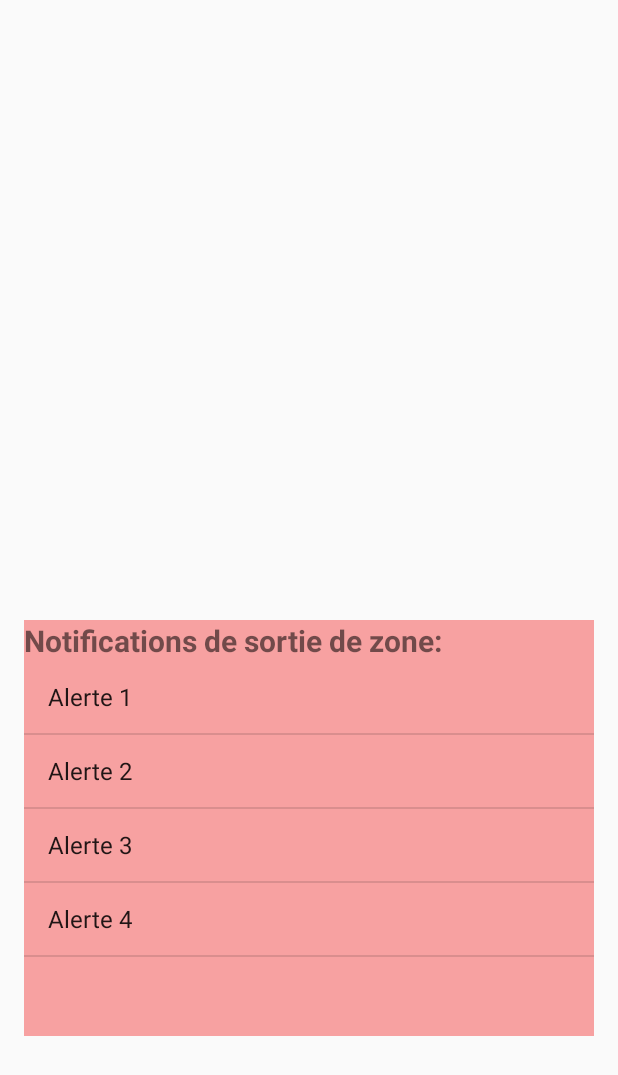
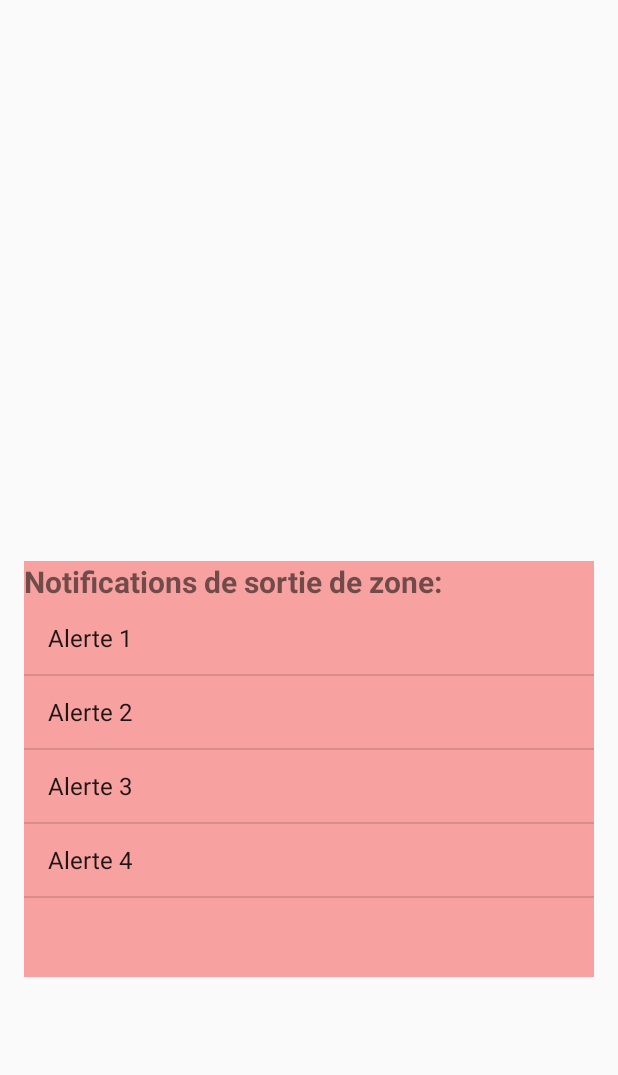
Before and after one commit to cforgeon/Android, an Android app: the MapActivity screen opened directly, with no data from a screen before it, on a phone screen of 412 x 824 dp, the part 161-1236 px from its top. Run offline under Robolectric (Android 15) with nearby library versions, the phone set to English and light mode, and no system bars; 5 statements that could not run were skipped.

```diff
--- a/app/src/main/java/com/example/user/localizone/Counter.java
+++ b/app/src/main/java/com/example/user/localizone/Counter.java
@@ -2,9 +2,6 @@ package com.example.user.localizone;
 
 import android.os.AsyncTask;
 import android.util.Log;
-import android.widget.Toast;
-
-import javax.xml.transform.Result;
 
 
 public class Counter extends AsyncTask<Void, Void, String> {
@@ -41,7 +38,7 @@ public class Counter extends AsyncTask<Void, Void, String> {
     @Override
     protected void onPostExecute(String address) {
         // Call back Data and Display the current address in the UI
-        Log.d("thread count : ", "on envoie l'alerte !! ! ");
+        StringBuilder area =HttpRequest.sendRequest(null, "createNotifications/HJBUIB688G8G8/1.8877/8.79988/processing");
     }
 
 
--- a/app/src/main/java/com/example/user/localizone/GetAdressTask.java
+++ b/app/src/main/java/com/example/user/localizone/GetAdressTask.java
@@ -59,9 +59,9 @@ public class GetAdressTask extends AsyncTask<String, Void, String> {
      * When the task finishes, onPostExecute() call back data to Activity UI and displays the address.
      * @param address
      */
-    @Override
+    /*@Override
     protected void onPostExecute(String address) {
         // Call back Data and Display the current address in the UI
         activity.callBackDataFromAsyncTask(address);
-    }
+    }*/
 }
--- a/app/src/main/java/com/example/user/localizone/HttpRequest.java
+++ b/app/src/main/java/com/example/user/localizone/HttpRequest.java
@@ -18,7 +18,7 @@ import java.net.URL;
  */
 public class HttpRequest {
 
-    private static String IP_PC="172.16.231.205";
+    private static String IP_PC="172.16.235.86";
 
     public static StringBuilder sendRequest(Context context,String urlLast){
 
@@ -41,7 +41,7 @@ public class HttpRequest {
         try {
             urlConnection = (HttpURLConnection) url.openConnection();
         } catch (IOException e) {
-            Toast.makeText(context, "HttpURLConnection", duration).show();
+           // Toast.makeText(context, "HttpURLConnection", duration).show();
             e.printStackTrace();
         }
         try {
@@ -51,9 +51,9 @@ public class HttpRequest {
             while ((line = r.readLine()) != null) {
                 total.append(line);
             }
-            Toast.makeText(context, total, duration).show();
+            //Toast.makeText(context, total, duration).show();
         } catch (IOException e) {
-            Toast.makeText(context, "server not found", duration).show();
+           // Toast.makeText(context, "server not found", duration).show();
             e.printStackTrace();
         }
 
--- a/app/src/main/java/com/example/user/localizone/MapActivity.java
+++ b/app/src/main/java/com/example/user/localizone/MapActivity.java
@@ -15,7 +15,6 @@ import android.widget.ListView;
 import android.widget.TextView;
 import android.widget.Toast;
 
-import com.google.android.gms.maps.CameraUpdateFactory;
 import com.google.android.gms.maps.GoogleMap;
 import com.google.android.gms.maps.MapFragment;
 import com.google.android.gms.maps.model.Circle;
@@ -27,7 +26,6 @@ import org.json.JSONException;
 import org.json.JSONObject;
 
 import java.util.ArrayList;
-import java.util.Map;
 
 
 public class MapActivity extends AppCompatActivity {
@@ -47,7 +45,7 @@ public class MapActivity extends AppCompatActivity {
         setContentView(R.layout.activity_map);
 
         locationText = (TextView) findViewById(R.id.location);
-        addressText = (TextView) findViewById(R.id.address);
+        //addressText = (TextView) findViewById(R.id.address);
         checkzone = (TextView) findViewById(R.id.checkzone);
 
         counterTask=new Counter(MapActivity.this);
@@ -104,7 +102,7 @@ public class MapActivity extends AppCompatActivity {
 
 
                     if(!InZone && counterTask.getStatus() == AsyncTask.Status.RUNNING){
-                       // counterTask= new Counter(MapActivity.this).execute();
+                       // rien
                     }else if(!InZone && counterTask.getStatus() != AsyncTask.Status.RUNNING) {
                         counterTask = new Counter(MapActivity.this).execute();
                     }else if(InZone && counterTask.getStatus() == AsyncTask.Status.RUNNING){
@@ -112,14 +110,14 @@ public class MapActivity extends AppCompatActivity {
                     }
 
                 //get current address by invoke an AsyncTask object
-                new GetAdressTask(MapActivity.this).execute(String.valueOf(latitudeCurrent), String.valueOf(longitudeCurrent));
+                //new GetAdressTask(MapActivity.this).execute(String.valueOf(latitudeCurrent), String.valueOf(longitudeCurrent));
             }
         };
     }
 
-    public void callBackDataFromAsyncTask(String address) {
+   /* public void callBackDataFromAsyncTask(String address) {
         addressText.setText(address);
-    }
+    }*/
 
     public void displayAreaMap(){
         StringBuilder area =HttpRequest.sendRequest(getApplicationContext(), "getArea/HJBUIB688G8G8");
--- a/app/src/main/res/layout/activity_map.xml
+++ b/app/src/main/res/layout/activity_map.xml
@@ -1,4 +1,4 @@
-<ScrollView xmlns:android="http://schemas.android.com/apk/res/android"
+<LinearLayout xmlns:android="http://schemas.android.com/apk/res/android"
     xmlns:tools="http://schemas.android.com/tools"
     android:layout_width="match_parent"
     android:layout_height="match_parent"
@@ -9,26 +9,22 @@
     android:paddingTop="@dimen/activity_vertical_margin"  tools:context=".LocationActivity"
     android:fillViewport="true">
 
-    <LinearLayout
-        android:layout_width="wrap_content"
-        android:layout_height="wrap_content"
-        android:orientation="vertical">
 
         <fragment
             android:id="@+id/map"
             class="com.google.android.gms.maps.MapFragment"
             android:layout_width="match_parent"
-            android:layout_height="370dp"/>
+            android:layout_height="350dp"/>
 
         <TextView
             android:id="@+id/location"
             android:layout_width="match_parent"
             android:layout_height="30dp"/>
 
-        <TextView
+        <!--<TextView
             android:id="@+id/address"
             android:layout_width="match_parent"
-            android:layout_height="wrap_content"/>
+            android:layout_height="wrap_content"/>-->
 
         <TextView
             android:id="@+id/checkzone"
@@ -54,6 +50,3 @@
         </ListView>
 
     </LinearLayout>
-
-
-</ScrollView>
```
